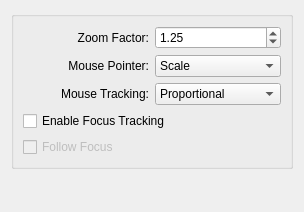
The window that effects/zoom/zoom_config.ui (lfdevs/kwin) describes before a commit, drawn with Qt 5.
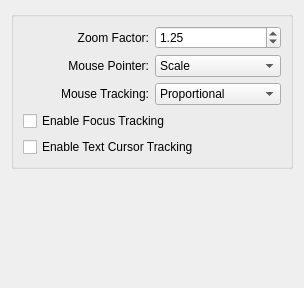
The same window after the commit. Custom widgets are drawn as their Qt base class.

Diff of the .ui file:
```diff
--- a/effects/zoom/zoom_config.ui
+++ b/effects/zoom/zoom_config.ui
@@ -7,7 +7,7 @@
     <x>0</x>
     <y>0</y>
     <width>304</width>
-    <height>212</height>
+    <height>288</height>
    </rect>
   </property>
   <layout class="QVBoxLayout" name="verticalLayout_2">
@@ -71,15 +71,12 @@
          </widget>
         </item>
         <item row="5" column="0" colspan="2">
-         <widget class="QCheckBox" name="kcfg_EnableFollowFocus">
-          <property name="enabled">
-           <bool>false</bool>
-          </property>
+         <widget class="QCheckBox" name="kcfg_EnableTextCaretTracking">
           <property name="whatsThis">
            <string>When the focus changes, move the zoom area to the focused location.</string>
           </property>
           <property name="text">
-           <string>Follow Focus</string>
+           <string>Enable Text Cursor Tracking</string>
           </property>
          </widget>
         </item>
```
Left out of the diff: 32 changed lines with no effect on the pictures.
